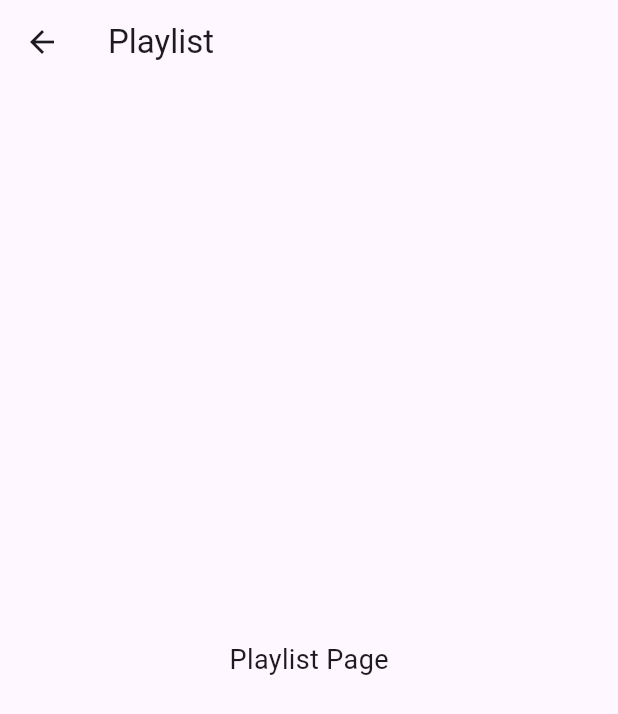
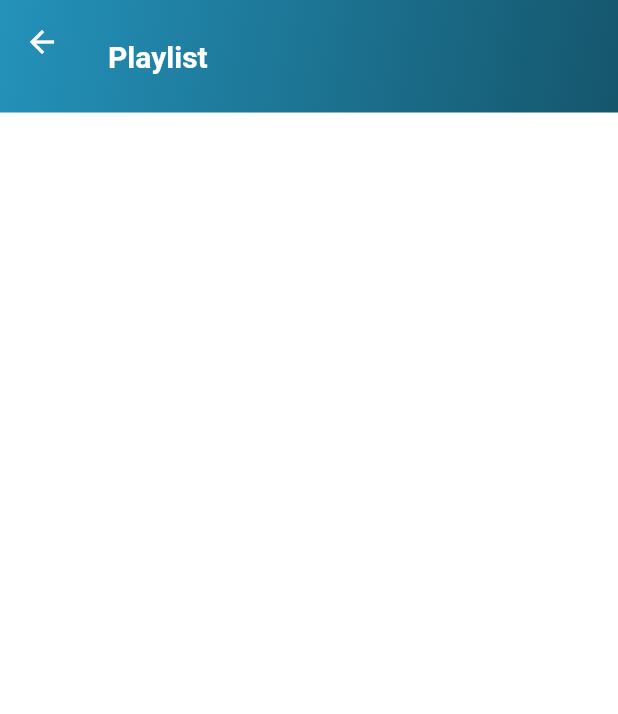
Before and after one commit to loozala/flutter_easy_explanation, a Flutter app: the PlaylistPage screen opened directly, on a phone screen of 412 x 824 dp. Shown: the top 714 px of the screen. Run offline on Flutter 3.47's test engine with Material 3 defaults, Android fonts, the phone set to English and light mode, and no system bars; project files that could hold a hidden picture were left out.

Commit message:
playlist

```diff
--- a/lib/playlist_page.dart
+++ b/lib/playlist_page.dart
@@ -6,9 +6,43 @@ class PlaylistPage extends StatelessWidget {
   @override
   Widget build(BuildContext context) {
     return Scaffold(
-      appBar: AppBar(title: const Text("Playlist")),
-      body: const Center(
-        child: Text("Playlist Page", style: TextStyle(fontSize: 18)),
+      backgroundColor: const Color(0xffffffff),
+
+      appBar: PreferredSize(
+        preferredSize: const Size.fromHeight(75),
+        child: AppBar(
+          elevation: 0,
+          leading: IconButton(
+            icon: const Icon(Icons.arrow_back, color: Colors.white),
+            onPressed: () => Navigator.pop(context),
+          ),
+
+          // Gradient background
+          flexibleSpace: Container(
+            decoration: const BoxDecoration(
+              gradient: LinearGradient(
+                colors: [Color(0xff2492BA), Color(0xff15566D)],
+                begin: Alignment.topLeft,
+                end: Alignment.bottomRight,
+              ),
+            ),
+          ),
+
+          title: const Column(
+            crossAxisAlignment: CrossAxisAlignment.start,
+            children: [
+              SizedBox(height: 20),
+              Text(
+                "Playlist",
+                style: TextStyle(
+                  fontSize: 20,
+                  fontWeight: FontWeight.bold,
+                  color: Colors.white,
+                ),
+              ),
+            ],
+          ),
+        ),
       ),
     );
   }
```
